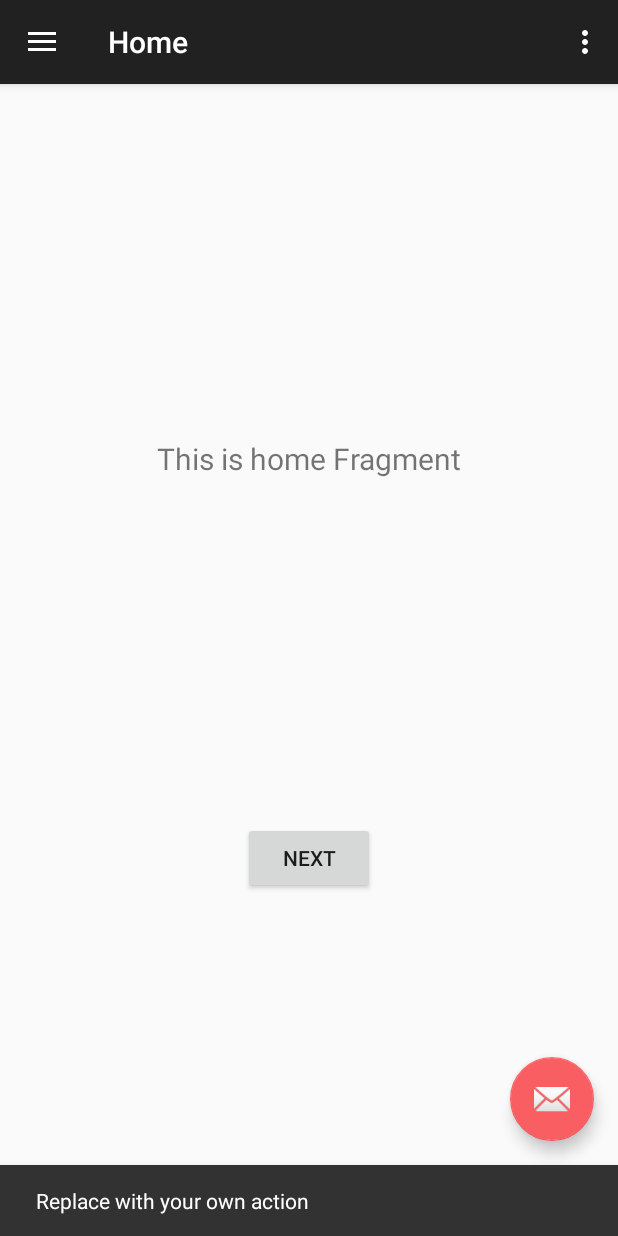
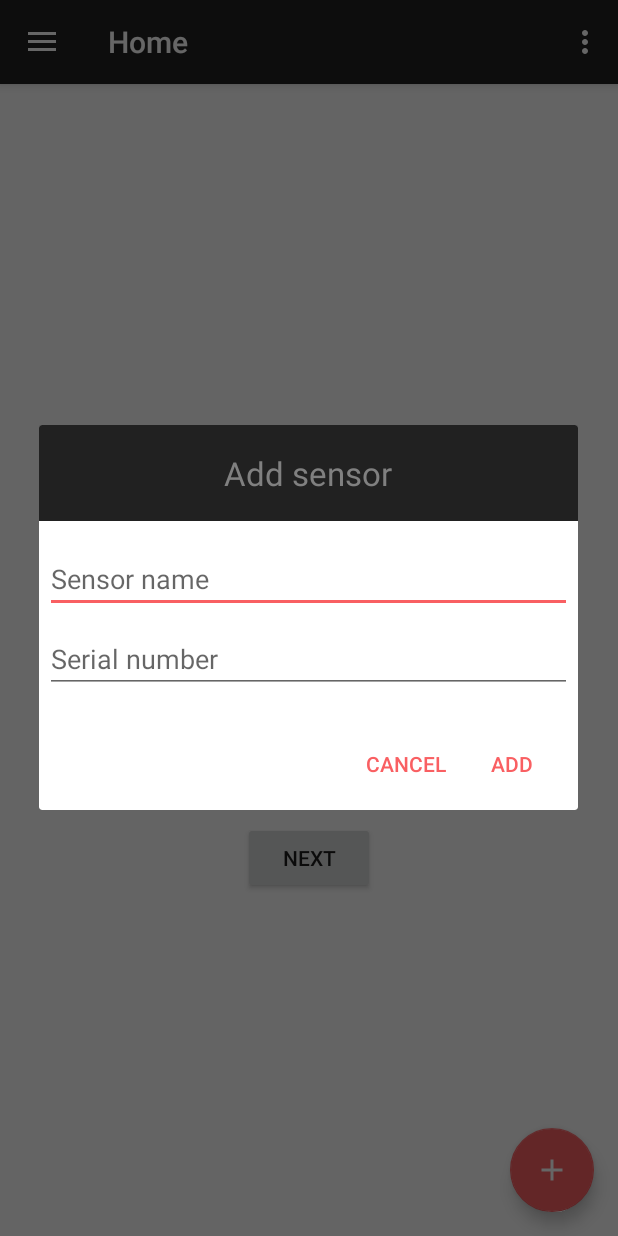
Before and after one commit to maciek-s/SmartMeteo, an Android app: the screen it shows after launch (MainActivity), after a tap on an icon or button, on a phone screen of 412 x 824 dp. Run offline under Robolectric (Android 15) with nearby library versions, the phone set to English and light mode, and no system bars; our stand-ins replace Firebase (no records; nobody signed in at launch, a user with empty details on screens opened directly), Room's generated code, navigation-ui.

Commit message:
-add sensor -add room database

```diff
--- a/app/src/main/java/com/masiad/smartmeteo/MainActivity.kt
+++ b/app/src/main/java/com/masiad/smartmeteo/MainActivity.kt
@@ -1,7 +1,12 @@
 package com.masiad.smartmeteo
 
+import android.app.Activity
+import android.content.Intent
 import android.os.Bundle
 import android.view.Menu
+import android.view.View
+import android.widget.TextView
+import androidx.appcompat.app.AlertDialog
 import com.google.android.material.floatingactionbutton.FloatingActionButton
 import com.google.android.material.snackbar.Snackbar
 import com.google.android.material.navigation.NavigationView
@@ -13,9 +18,14 @@ import androidx.navigation.ui.setupWithNavController
 import androidx.drawerlayout.widget.DrawerLayout
 import androidx.appcompat.app.AppCompatActivity
 import androidx.appcompat.widget.Toolbar
+import androidx.lifecycle.ViewModelProviders
 import com.google.firebase.database.*
+import com.masiad.smartmeteo.data.Sensor
+import com.masiad.smartmeteo.ui.sensors_list.SensorsListViewModel
 
 class MainActivity : AppCompatActivity() {
+
+    private lateinit var sensorListViewModel: SensorsListViewModel
 
     private lateinit var appBarConfiguration: AppBarConfiguration
 
@@ -25,48 +35,100 @@ class MainActivity : AppCompatActivity() {
         val toolbar: Toolbar = findViewById(R.id.toolbar)
         setSupportActionBar(toolbar)
 
+        // Enable Firebase offline
+        FirebaseDatabase.getInstance().setPersistenceEnabled(true)
+
+        sensorListViewModel =
+            ViewModelProviders.of(this).get(SensorsListViewModel::class.java)
+
         val fab: FloatingActionButton = findViewById(R.id.fab)
         fab.setOnClickListener { view ->
-            Snackbar.make(view, "Replace with your own action", Snackbar.LENGTH_LONG)
-                    .setAction("Action", null).show()
+            //            Snackbar.make(view, "Replace with your own action", Snackbar.LENGTH_LONG)
+//                    .setAction("Action", null).show()
+            showAddSensorModal()
+
         }
         val drawerLayout: DrawerLayout = findViewById(R.id.drawer_layout)
         val navView: NavigationView = findViewById(R.id.nav_view)
         val navController = findNavController(R.id.nav_host_fragment)
         // Passing each menu ID as a set of Ids because each
         // menu should be considered as top level destinations.
-        appBarConfiguration = AppBarConfiguration(setOf(
-                R.id.nav_home, R.id.nav_sensors_list, R.id.nav_info), drawerLayout)
+        appBarConfiguration = AppBarConfiguration(
+            setOf(
+                R.id.nav_home, R.id.nav_sensors_list, R.id.nav_info
+            ), drawerLayout
+        )
         setupActionBarWithNavController(navController, appBarConfiguration)
         navView.setupWithNavController(navController)
 
-        // Firebase todo
+    }
+
+    private fun showAddSensorModal() {
+        val builder = AlertDialog.Builder(this)
+
+        // Inflate and set the layout for the dialog
+        // Pass null as the parent view because its going in the dialog layout
+        val layout = layoutInflater.inflate(R.layout.dialog_add_sensor, null)
+        builder.setView(layout)
+            // Add action buttons
+            .setPositiveButton(
+                R.string.add
+            ) { dialog, id ->
+                val sensorName = layout.findViewById<TextView>(R.id.fieldSensorName).text
+                val serialNumber = layout.findViewById<TextView>(R.id.fieldSerialNumber).text
+                if (isSensorFieldsCorrectly(sensorName, serialNumber)) {
+                    // Add sensor
+                    addSensorToSensorsList(sensorName.toString(), serialNumber.toString())
+                } else {
+                    showErrorSnackBar(resources.getString(R.string.inncorect_input_values))
+                }
+            }
+            .setNegativeButton(
+                android.R.string.cancel
+            ) { dialog, id ->
+                dialog.cancel()
+            }
+        builder.show()
+    }
+
+    private fun showErrorSnackBar(message: String) {
+        Snackbar.make(
+            this.findViewById(R.id.fab),
+            message,
+            Snackbar.LENGTH_LONG
+        )
+            .setAction("Again") { this.showAddSensorModal() }.show()
+    }
+
+    private fun isSensorFieldsCorrectly(
+        sensorName: CharSequence?,
+        serialNumber: CharSequence?
+    ): Boolean {
+        return sensorName?.isNotEmpty() ?: false && serialNumber?.isNotEmpty() ?: false
+
+    }
+
+    private fun addSensorToSensorsList(sensorName: String?, serialNumber: String?) {
         val database = FirebaseDatabase.getInstance()
-        val serialNumber = "SM-001"
-        val myRef = database.getReference(serialNumber)
-
-        myRef.addChildEventListener(object : ChildEventListener{
+        val myRef = database.reference
+        myRef.addListenerForSingleValueEvent(object : ValueEventListener {
             override fun onCancelled(p0: DatabaseError) {
-                println("REFTAG onCanceled")
+                //todo error
             }
 
-            override fun onChildMoved(p0: DataSnapshot, p1: String?) {
-                println("REFTAG onMoved $p1")
-            }
-
-            override fun onChildChanged(p0: DataSnapshot, p1: String?) {
-                println("REFTAG onChanged $p1")
-            }
-
-            override fun onChildAdded(p0: DataSnapshot, p1: String?) {
-                println("REFTAG onAddd $p1")
-            }
-
-            override fun onChildRemoved(p0: DataSnapshot) {
-                println("REFTAG onRemoved")
+            override fun onDataChange(dataSnapshot: DataSnapshot) {
+                if (dataSnapshot.children.firstOrNull { i -> i.key == serialNumber } != null) {
+                    // Serial exists add sensor to database
+                    sensorListViewModel.insert(Sensor(0, sensorName, serialNumber))
+                    // Move to Sensor Fragment
+                } else {
+                    // Show error snackbar
+                    showErrorSnackBar(resources.getString(R.string.invalid_serial_number))
+                }
             }
 
         })
+
     }
 
     override fun onCreateOptionsMenu(menu: Menu): Boolean {
--- /dev/null
+++ b/app/src/main/java/com/masiad/smartmeteo/data/AppDatabase.kt
@@ -0,0 +1,39 @@
+package com.masiad.smartmeteo.data
+
+import android.content.Context
+import androidx.room.Database
+import androidx.room.Room
+import androidx.room.RoomDatabase
+import androidx.sqlite.db.SupportSQLiteDatabase
+import kotlinx.coroutines.CoroutineScope
+import kotlinx.coroutines.launch
+
+@Database(entities = [Sensor::class], version = 1, exportSchema = false)
+abstract class AppRoomDatabase : RoomDatabase() {
+
+    abstract fun sensorDao(): SensorDao
+
+    companion object {
+        @Volatile
+        private var INSTANCE: AppRoomDatabase? = null
+
+        fun getDatabase(
+            context: Context,
+            scope: CoroutineScope
+        ): AppRoomDatabase {
+            // if the INSTANCE is not null, then return it,
+            // if it is, then create the database
+            return INSTANCE ?: synchronized(this) {
+                val instance = Room.databaseBuilder(
+                    context.applicationContext,
+                    AppRoomDatabase::class.java,
+                    "app_database"
+                )
+                    .build()
+                INSTANCE = instance
+                // return instance
+                instance
+            }
+        }
+    }
+}
--- /dev/null
+++ b/app/src/main/java/com/masiad/smartmeteo/data/SensorDao.kt
@@ -0,0 +1,22 @@
+package com.masiad.smartmeteo.data
+
+import androidx.lifecycle.LiveData
+import androidx.room.*
+
+@Dao
+interface SensorDao {
+    @Query("SELECT * FROM sensors_table")
+    fun getAll(): LiveData<List<Sensor>>
+
+    @Query("SELECT * FROM sensors_table WHERE sensorId = (:sensorID)")
+    suspend fun loadById(sensorID: Int): Sensor
+
+    @Query("DELETE FROM sensors_table")
+    suspend fun deleteAll()
+
+    @Insert(onConflict = OnConflictStrategy.IGNORE)
+    suspend fun insert(sensor: Sensor)
+
+    @Delete
+    suspend fun delete(sensor: Sensor)
+}
--- /dev/null
+++ b/app/src/main/java/com/masiad/smartmeteo/data/SensorRepository.kt
@@ -0,0 +1,11 @@
+package com.masiad.smartmeteo.data
+
+import androidx.lifecycle.LiveData
+
+class SensorRepository(private val sensorDao: SensorDao) {
+    val allSensors: LiveData<List<Sensor>> = sensorDao.getAll()
+
+    suspend fun insert(sensor: Sensor) {
+        sensorDao.insert(sensor)
+    }
+}
--- a/app/src/main/java/com/masiad/smartmeteo/ui/sensors_list/SensorsListViewModel.kt
+++ b/app/src/main/java/com/masiad/smartmeteo/ui/sensors_list/SensorsListViewModel.kt
@@ -1,13 +1,34 @@
 package com.masiad.smartmeteo.ui.sensors_list
 
-import androidx.lifecycle.LiveData
-import androidx.lifecycle.MutableLiveData
-import androidx.lifecycle.ViewModel
+import android.app.Application
+import androidx.lifecycle.*
+import com.masiad.smartmeteo.data.Sensor
+import com.masiad.smartmeteo.data.SensorRepository
+import com.masiad.smartmeteo.data.AppRoomDatabase
+import kotlinx.coroutines.launch
 
-class SensorsListViewModel : ViewModel() {
+class SensorsListViewModel(application: Application) : AndroidViewModel(application) {
 
     private val _text = MutableLiveData<String>().apply {
         value = "This is sensors list Fragment"
     }
     val text: LiveData<String> = _text
+
+    // The ViewModel maintains a reference to the repository to get data.
+    private val repository: SensorRepository
+    // LiveData gives us updated words when they change.
+    val allSensors: LiveData<List<Sensor>>
+
+    init {
+        // Gets reference to SensorDao from appRoomDatabase to construct
+        // the correct SensorRepository.
+        val sensorDao = AppRoomDatabase.getDatabase(application, viewModelScope).sensorDao()
+        repository = SensorRepository(sensorDao)
+        allSensors = repository.allSensors
+    }
+
+    fun insert(sensor: Sensor) = viewModelScope.launch {
+        repository.insert(sensor)
+    }
+
 }
--- /dev/null
+++ b/app/src/main/res/drawable/ic_add.xml
@@ -0,0 +1,9 @@
+<vector xmlns:android="http://schemas.android.com/apk/res/android"
+        android:width="24dp"
+        android:height="24dp"
+        android:viewportWidth="24.0"
+        android:viewportHeight="24.0">
+    <path
+        android:fillColor="#FFFFFFFF"
+        android:pathData="M19,13h-6v6h-2v-6H5v-2h6V5h2v6h6v2z"/>
+</vector>
--- a/app/src/main/res/layout/app_bar_main.xml
+++ b/app/src/main/res/layout/app_bar_main.xml
@@ -28,6 +28,6 @@
         android:layout_height="wrap_content"
         android:layout_gravity="bottom|end"
         android:layout_margin="@dimen/fab_margin"
-        app:srcCompat="@android:drawable/ic_dialog_email" />
+        app:srcCompat="@drawable/ic_add" />
 
 </androidx.coordinatorlayout.widget.CoordinatorLayout>
--- /dev/null
+++ b/app/src/main/res/layout/dialog_add_sensor.xml
@@ -0,0 +1,37 @@
+<?xml version="1.0" encoding="utf-8"?>
+<LinearLayout xmlns:android="http://schemas.android.com/apk/res/android"
+    android:layout_width="match_parent"
+    android:layout_height="match_parent"
+    android:orientation="vertical">
+
+    <TextView
+        android:layout_width="match_parent"
+        android:layout_height="64dp"
+        android:background="@color/colorPrimary"
+        android:text="@string/add_sensor"
+        android:textColor="@android:color/tertiary_text_dark"
+        android:gravity="center"
+        android:textSize="22sp"/>
+
+    <EditText
+        android:id="@+id/fieldSensorName"
+        android:layout_width="match_parent"
+        android:layout_height="wrap_content"
+        android:layout_marginLeft="4dp"
+        android:layout_marginTop="16dp"
+        android:layout_marginRight="4dp"
+        android:layout_marginBottom="4dp"
+        android:hint="@string/sensor_name" />
+
+    <EditText
+        android:id="@+id/fieldSerialNumber"
+        android:layout_width="match_parent"
+        android:layout_height="wrap_content"
+        android:layout_marginLeft="4dp"
+        android:layout_marginTop="4dp"
+        android:layout_marginRight="4dp"
+        android:layout_marginBottom="16dp"
+        android:fontFamily="sans-serif"
+        android:hint="@string/serial_number" />
+
+</LinearLayout>
--- a/app/src/main/res/values/strings.xml
+++ b/app/src/main/res/values/strings.xml
@@ -12,5 +12,11 @@
     <string name="menu_info">Info</string>
 
     <string name="next">Next</string>
+    <string name="add_sensor">Add sensor</string>
+    <string name="sensor_name">Sensor name</string>
+    <string name="serial_number">Serial number</string>
+    <string name="add">Add</string>
+    <string name="inncorect_input_values">Incorrect input values!</string>
+    <string name="invalid_serial_number">Invalid serial number</string>
 
 </resources>
```
Also changed, not shown: app/build.gradle (+15 -8 lines), app/src/main/java/com/masiad/smartmeteo/data/Sensor.kt (added, +13 -0 lines), app/src/main/java/com/masiad/smartmeteo/ui/sensors_list/SensorsListAdapter.kt (added, +47 -0 lines), app/src/main/java/com/masiad/smartmeteo/ui/sensors_list/SensorsListFragment.kt (+22 -0 lines), app/src/main/res/layout/fragment_sensors_list.xml (+10 -0 lines), app/src/main/res/layout/sensor_recyclerview_item.xml (added, +15 -0 lines).
